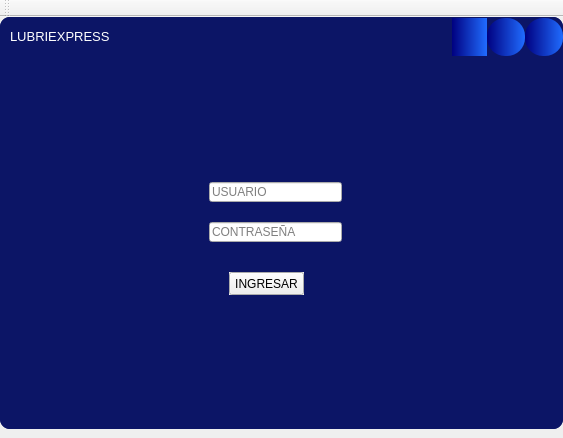
This is 1.ui in edwinjvw/lubriexpress as Qt 5 draws it before an edit. The edited form follows.
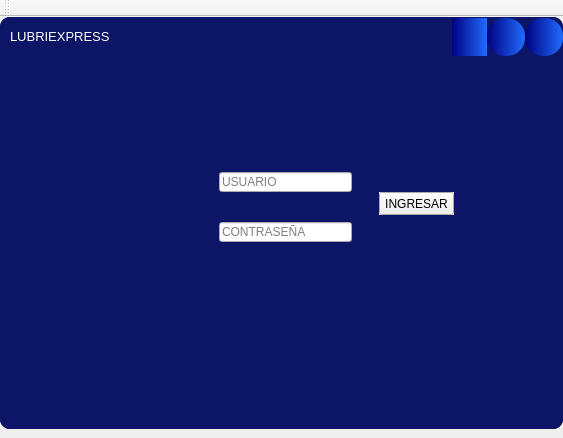
This is the edited form. Icons and pictures are not drawn.

Diff of the .ui file:
```diff
--- a/1.ui
+++ b/1.ui
@@ -245,7 +245,7 @@
             <widget class="QLineEdit" name="clave">
              <property name="geometry">
               <rect>
-               <x>200</x>
+               <x>210</x>
                <y>150</y>
                <width>133</width>
                <height>20</height>
@@ -264,8 +264,8 @@
             <widget class="QLineEdit" name="usuario">
              <property name="geometry">
               <rect>
-               <x>200</x>
-               <y>110</y>
+               <x>210</x>
+               <y>100</y>
                <width>133</width>
                <height>20</height>
               </rect>
@@ -280,8 +280,8 @@
             <widget class="QPushButton" name="ingresar">
              <property name="geometry">
               <rect>
-               <x>220</x>
-               <y>200</y>
+               <x>370</x>
+               <y>120</y>
                <width>75</width>
                <height>23</height>
               </rect>
@@ -297,7 +297,7 @@
              <property name="geometry">
               <rect>
                <x>60</x>
-               <y>70</y>
+               <y>60</y>
                <width>71</width>
                <height>161</height>
               </rect>
```
Left out of the diff: 30 changed lines with no effect on the pictures.
